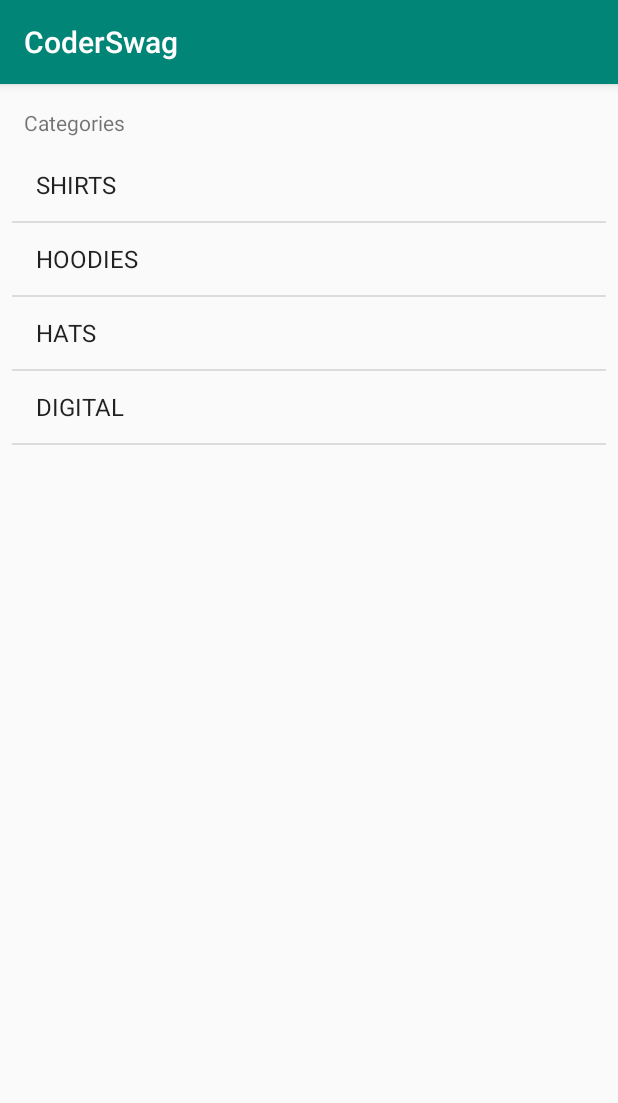
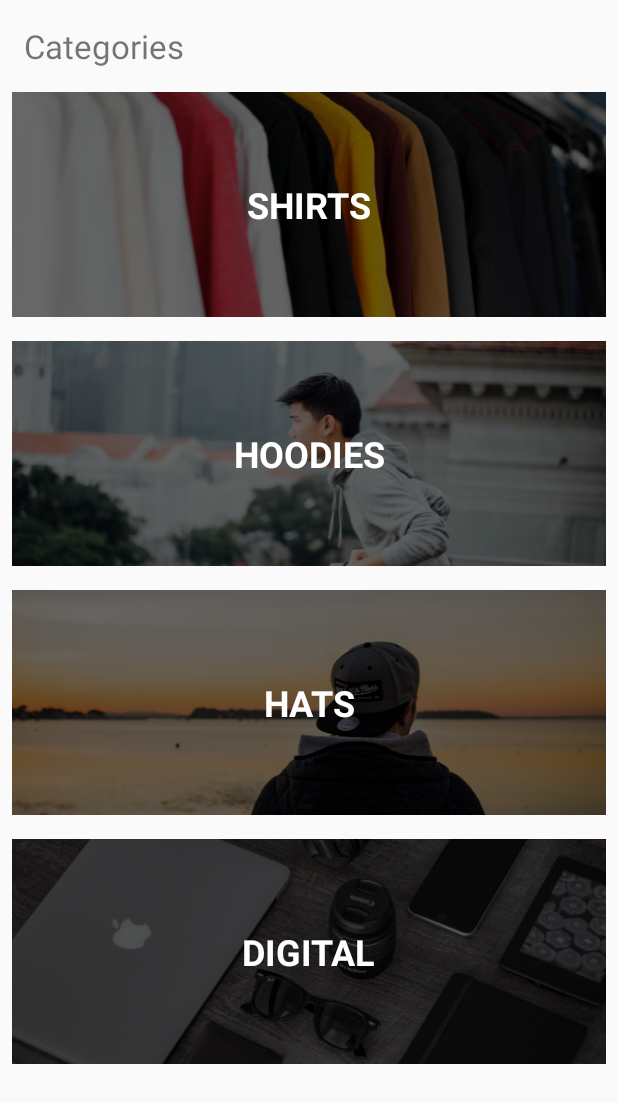
Before and after one commit to SuThwe/CoderSwag, an Android app: the screen it shows after launch (MainActivity), on a phone screen of 412 x 824 dp. Shown: the top 1103 px of the screen. Run offline under Robolectric (Android 15) with nearby library versions, the phone set to English and light mode, and no system bars.

Commit message:
added CustomeAdapter

```diff
--- /dev/null
+++ b/app/src/main/java/com/purple/su/coderswag/Adapters/CategoryAdapter.kt
@@ -0,0 +1,42 @@
+package com.purple.su.coderswag.Adapters
+
+import android.content.Context
+import android.view.LayoutInflater
+import android.view.View
+import android.view.ViewGroup
+import android.widget.BaseAdapter
+import android.widget.ImageView
+import android.widget.TextView
+import com.purple.su.coderswag.Model.Category
+import com.purple.su.coderswag.R
+
+/**
+ * Created by Su Thwe on 2020-01-22.
+ */
+class CategoryAdapter(val context: Context, val categories: List<Category>): BaseAdapter() {
+
+    override fun getView(position: Int, convertView: View?, parent: ViewGroup?): View {
+        val view = LayoutInflater.from(context).inflate(R.layout.category_list_item, null)
+        val categoryImage = view.findViewById<ImageView>(R.id.categoryImage)
+        val categoryTitle = view.findViewById<TextView>(R.id.categoryTitle)
+
+        val category = categories[position]
+        val resourceId = context.resources.getIdentifier(category.image, "drawable", context.packageName)
+        categoryImage.setImageResource(resourceId)
+        categoryTitle.text = category.title
+
+        return view
+    }
+
+    override fun getItem(position: Int): Any {
+        return categories[position]
+    }
+
+    override fun getItemId(position: Int): Long {
+        return 0
+    }
+
+    override fun getCount(): Int {
+        return categories.count()
+    }
+}
--- a/app/src/main/java/com/purple/su/coderswag/Controller/MainActivity.kt
+++ b/app/src/main/java/com/purple/su/coderswag/Controller/MainActivity.kt
@@ -3,6 +3,7 @@ package com.purple.su.coderswag.Controller
 import androidx.appcompat.app.AppCompatActivity
 import android.os.Bundle
 import android.widget.ArrayAdapter
+import com.purple.su.coderswag.Adapters.CategoryAdapter
 import com.purple.su.coderswag.Model.Category
 import com.purple.su.coderswag.R
 import com.purple.su.coderswag.Services.DataService
@@ -10,13 +11,13 @@ import kotlinx.android.synthetic.main.activity_main.*
 
 class MainActivity : AppCompatActivity() {
 
-    lateinit var adapter: ArrayAdapter<Category>
+    lateinit var adapter: CategoryAdapter
 
     override fun onCreate(savedInstanceState: Bundle?) {
         super.onCreate(savedInstanceState)
         setContentView(R.layout.activity_main)
 
-        adapter = ArrayAdapter(this, android.R.layout.simple_list_item_1, DataService.Categories)
+        adapter = CategoryAdapter(this, DataService.categories)
         categoryListView.adapter = adapter
     }
 }
--- a/app/src/main/java/com/purple/su/coderswag/Services/DataService.kt
+++ b/app/src/main/java/com/purple/su/coderswag/Services/DataService.kt
@@ -8,7 +8,7 @@ import com.purple.su.coderswag.Model.Product
  */
 object DataService {
 
-    val Categories = listOf(
+    val categories = listOf(
         Category("SHIRTS", "shirtimage"),
         Category("HOODIES", "hoodieimage"),
         Category("HATS", "hatimage"),
--- a/app/src/main/res/layout/activity_main.xml
+++ b/app/src/main/res/layout/activity_main.xml
@@ -13,6 +13,7 @@
         android:layout_marginLeft="16dp"
         android:layout_marginTop="16dp"
         android:text="Categories"
+        android:textSize="22sp"
         app:layout_constraintLeft_toLeftOf="parent"
         app:layout_constraintTop_toTopOf="parent" />
 
@@ -24,6 +25,7 @@
         app:layout_constraintBottom_toBottomOf="parent"
         app:layout_constraintEnd_toEndOf="parent"
         app:layout_constraintStart_toStartOf="parent"
-        app:layout_constraintTop_toBottomOf="@+id/textView" />
+        app:layout_constraintTop_toBottomOf="@+id/textView"
+        android:divider="@null"/>
 
 </androidx.constraintlayout.widget.ConstraintLayout>
--- a/app/src/main/res/values/styles.xml
+++ b/app/src/main/res/values/styles.xml
@@ -1,7 +1,7 @@
 <resources>
 
     <!-- Base application theme. -->
-    <style name="AppTheme" parent="Theme.AppCompat.Light.DarkActionBar">
+    <style name="AppTheme" parent="Theme.AppCompat.Light.NoActionBar">
         <!-- Customize your theme here. -->
         <item name="colorPrimary">@color/colorPrimary</item>
         <item name="colorPrimaryDark">@color/colorPrimaryDark</item>
```
